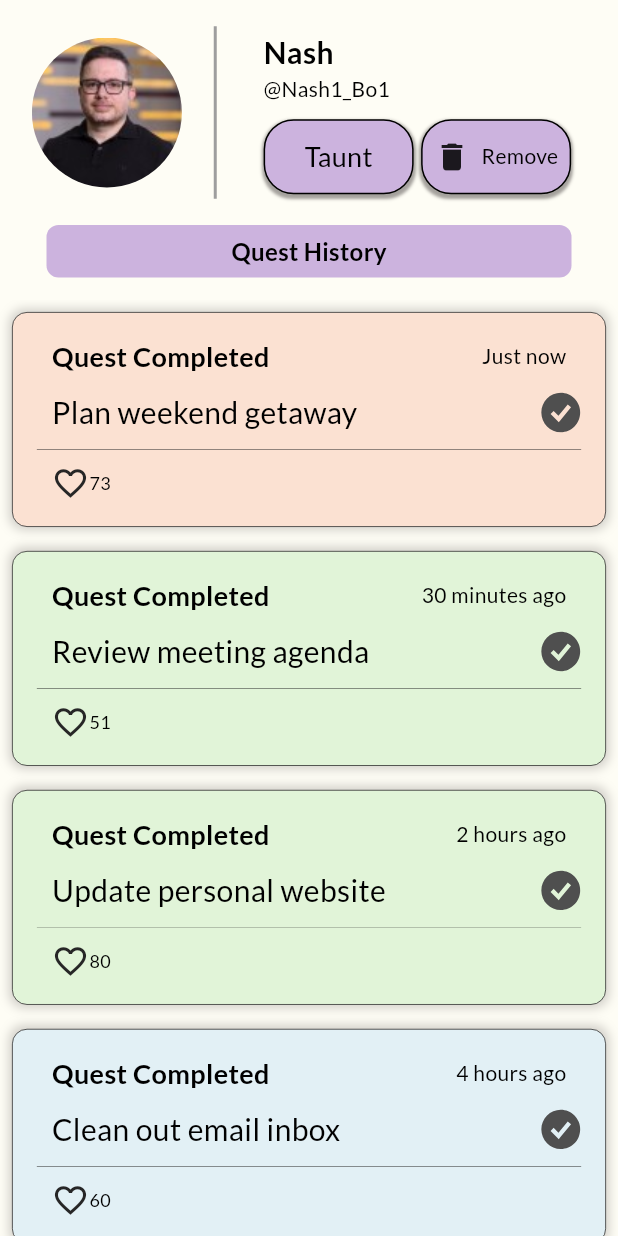
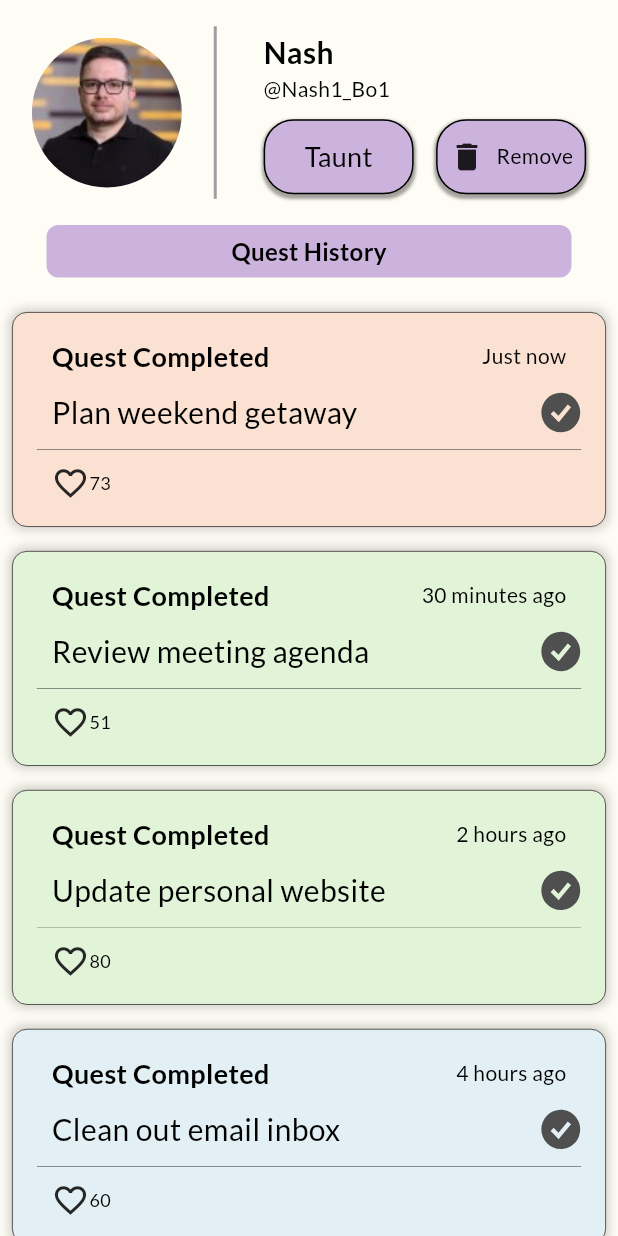
Before and after one commit to Micah-Champagne/SoftwareSystemDevelop, a Flutter app: the BuddyProfileFromFeed screen opened directly with empty values, on a phone screen of 412 x 824 dp. Run offline on Flutter 3.47's test engine with Material 3 defaults, Android fonts, the phone set to English and light mode, and no system bars; our stand-ins replace flutter_svg, google_fonts, syncfusion_flutter_charts, syncfusion_flutter_gauges.

Commit message:
nitpicky, logo change, taunt fix

```diff
--- a/quest/lib/pages/appNav.dart
+++ b/quest/lib/pages/appNav.dart
@@ -154,8 +154,8 @@ class _AppNavState extends State<AppNav> {
                       : "Quest Log"
                   : friendProfile
                       ? "Profile"
-                      : "Top Questers",
-          style: GoogleFonts.lato(fontSize: 28),
+                      : "Home",
+          style: GoogleFonts.lato(fontSize: 24),
         ),
         centerTitle: true,
         leading: addbuddy |
--- a/quest/lib/pages/buddyProfileFromFeed.dart
+++ b/quest/lib/pages/buddyProfileFromFeed.dart
@@ -263,12 +263,21 @@ class _BuddyProfileFromFeedState extends State<BuddyProfileFromFeed>
                 style: GoogleFonts.lato(color: Colors.black),
               ),
               const SizedBox(height: 10),
-              Row(
-                children: [
-                  TauntButton(),
-                  const SizedBox(width: 5),
-                  RemoveBuddyButton(),
-                  const SizedBox(width: 5),
+              Stack
+              (
+              alignment: Alignment.center,
+                children:
+                [
+                  Align
+                  (
+                    alignment: Alignment.centerRight,
+                    child: RemoveBuddyButton(),
+                  ),
+                  Align
+                  (
+                    alignment: Alignment.centerLeft,
+                    child: TauntButton(),
+                  ),
                 ],
               ),
             ],
@@ -277,44 +286,7 @@ class _BuddyProfileFromFeedState extends State<BuddyProfileFromFeed>
       ],
     );
   }
-
-  GestureDetector RemoveBuddyButton() {
-    return GestureDetector(
-      onTap: () {},
-      child: Container(
-        height: 50,
-        width: 100,
-        decoration: BoxDecoration(
-          border: Border.all(color: Colors.black, width: 1),
-          boxShadow: [
-            BoxShadow(
-                color: const Color(0xff1D1617).withOpacity(0.4),
-                blurRadius: 1,
-                spreadRadius: 1.0,
-                offset: const Offset(0, 2))
-          ],
-          borderRadius: BorderRadius.circular(20),
-          color: const Color(0xffCCB3DE),
-        ),
-        child: Row(
-          mainAxisAlignment: MainAxisAlignment.spaceEvenly,
-          children: [
-            const Center(child: Icon(Icons.delete)),
-            Column(
-              mainAxisAlignment: MainAxisAlignment.center,
-              children: [
-                Center(
-                    child: Text("Remove",
-                        style: GoogleFonts.lato(color: Colors.black))),
-              ],
-            ),
-          ],
-        ),
-      ),
-    );
-  }
-
-  GestureDetector TauntButton() {
+GestureDetector TauntButton() {
     return GestureDetector(
       onTap: () {
         // Start the animation when the button is pressed
@@ -354,4 +326,41 @@ class _BuddyProfileFromFeedState extends State<BuddyProfileFromFeed>
       ),
     );
   }
+  GestureDetector RemoveBuddyButton() {
+    return GestureDetector(
+      onTap: () {},
+      child: Container(
+        height: 50,
+        width: 100,
+        decoration: BoxDecoration(
+          border: Border.all(color: Colors.black, width: 1),
+          boxShadow: [
+            BoxShadow(
+                color: const Color(0xff1D1617).withOpacity(0.4),
+                blurRadius: 1,
+                spreadRadius: 1.0,
+                offset: const Offset(0, 2))
+          ],
+          borderRadius: BorderRadius.circular(20),
+          color: const Color(0xffCCB3DE),
+        ),
+        child: Row(
+          mainAxisAlignment: MainAxisAlignment.spaceEvenly,
+          children: [
+            const Center(child: Icon(Icons.delete)),
+            Column(
+              mainAxisAlignment: MainAxisAlignment.center,
+              children: [
+                Center(
+                    child: Text("Remove",
+                        style: GoogleFonts.lato(color: Colors.black))),
+              ],
+            ),
+          ],
+        ),
+      ),
+    );
+  }
+
+
 }
--- a/quest/lib/utils/history_bar_chart.dart
+++ b/quest/lib/utils/history_bar_chart.dart
@@ -89,13 +89,14 @@ class HistoryBarChart extends StatelessWidget {
                             borderRadius: BorderRadius.circular(10),
                           ),
                         ),
-                        const SizedBox(width: 10),
+                        const SizedBox(width: 5),
                         Text('Chores',
                             style: GoogleFonts.lato(color: Colors.black)),
                       ],
                     ),
                     Row(
                       children: [
+                        const SizedBox(width: 2),
                         Container(
                           height: 20,
                           width: 30,
@@ -117,6 +118,7 @@ class HistoryBarChart extends StatelessWidget {
                   children: [
                     Row(
                       children: [
+                        const SizedBox(width: 5),
                         Container(
                           height: 20,
                           width: 30,
```
Also changed, not shown: quest/lib/pages/buddyProfileFromList.dart (+15 -6 lines), quest/lib/pages/landingPage.dart (+4 -3 lines), quest/lib/pages/signInPage.dart (+4 -4 lines), quest/assets/icons/logo.png (added).
